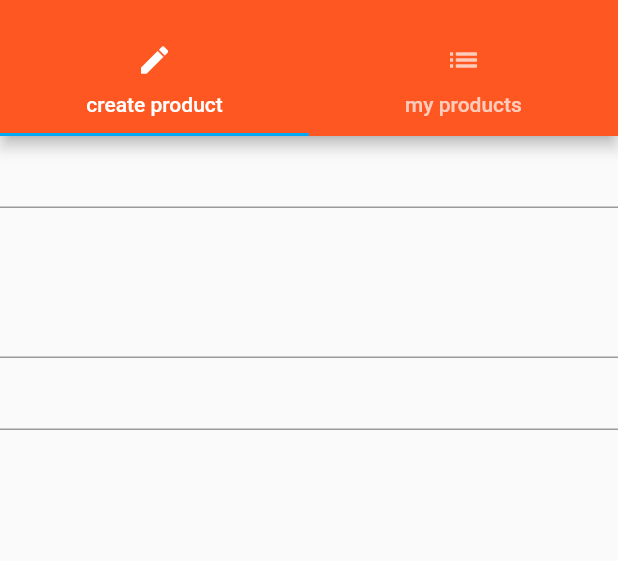
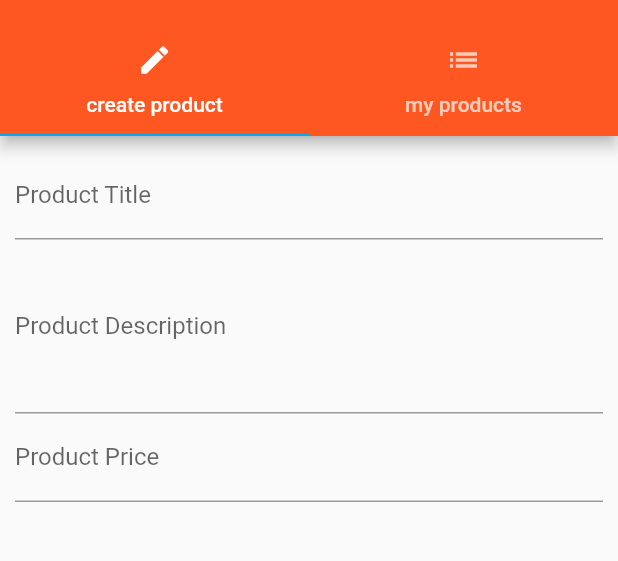
Before and after one commit to ofu997/flutter1, a Flutter app: the ProductManagerPage screen opened by its route, on a phone screen of 412 x 824 dp, the part 59-620 px from its top. Run offline on Flutter 3.47's test engine with Material 2 defaults, Android fonts, the light colour scheme and no system bars.

Commit message:
style text fields

```diff
--- a/lib/pages/product_create.dart
+++ b/lib/pages/product_create.dart
@@ -15,48 +15,38 @@ class _ProductCreatePageState extends State<ProductCreatePage> {
 
   @override
   Widget build(BuildContext context) {
-    return Column(
+    return Container(
+      margin: EdgeInsets.all(10.0),
+      child: Column(
         children: <Widget>[
           TextField(
+            decoration: InputDecoration(labelText: 'Product Title'),
             onChanged: (String value) {
-            setState(
-              () {
+              setState(() {
                 titleValue = value;
-              }
-            );
+              });
             },
           ),
           TextField(
+            decoration: InputDecoration(labelText: 'Product Description'),
             maxLines: 4,
             onChanged: (String value) {
-            setState( () {
+              setState(() {
                 description = value;
               });
             },
           ),
           TextField(
+            decoration: InputDecoration(labelText: 'Product Price'),
             keyboardType: TextInputType.number,
             onChanged: (String value) {
-            setState( () {
+              setState(() {
                 price = double.parse(value);
               });
             },
           ),
         ],
+      ),
     );
   }
 }
-
-// Bye immutable non-interactive content
-// Center(
-//       child: RaisedButton(
-//         child: Text('Save'),
-//         onPressed: (){
-//           showModalBottomSheet(
-//             context: context, builder: (BuildContext context){
-//               return Center(child: Text('This is our modal'),);
-//             }
-//           );
-//         },
-//       ),
-//     );
```
Lines whose indentation alone changed are shown as unchanged.
